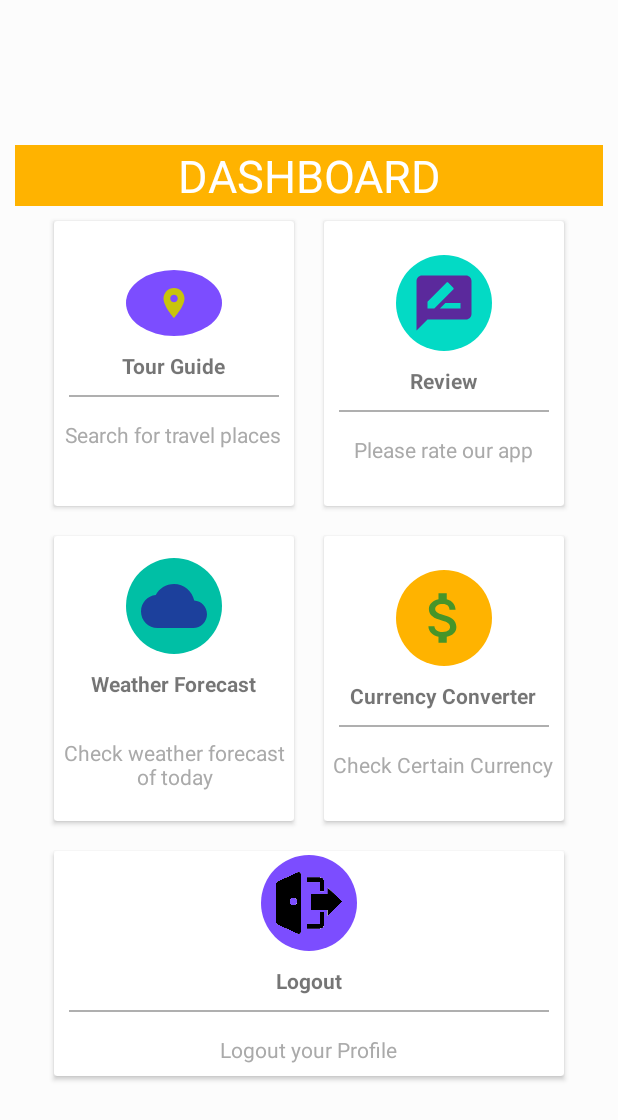
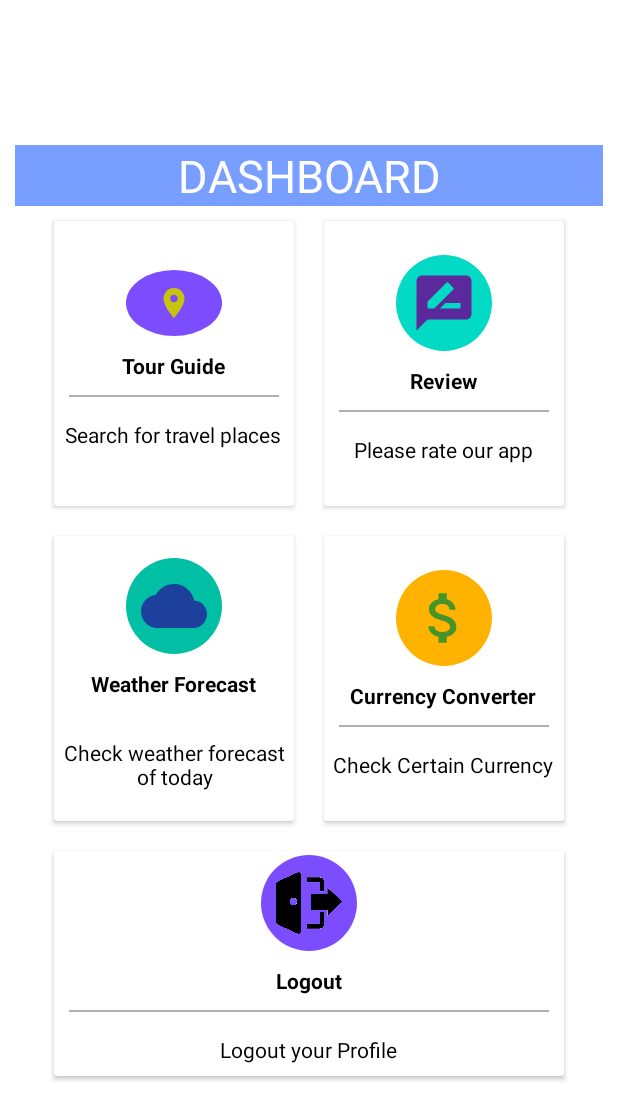
Before and after one commit to NafisAyon/Tourism, an Android app: the layout activity_main_3.xml on its own in the app's theme, with its tools: preview values and no code run, on a phone screen of 412 x 824 dp. Shown: the top 1120 px of the screen. Run offline under Robolectric (Android 15) with nearby library versions, the phone set to English and light mode, and no system bars.

Commit message:
4nd commit

```diff
--- a/app/src/main/res/layout/activity_main.xml
+++ b/app/src/main/res/layout/activity_main.xml
@@ -30,7 +30,7 @@
             android:layout_width="match_parent"
             android:layout_height="wrap_content"
             android:hint="@string/email"
-            android:textColor="@color/colordark" />
+            android:textColor="#000"/>
 
         <EditText
             android:id="@+id/password"
@@ -38,7 +38,7 @@
             android:layout_height="wrap_content"
             android:hint="@string/password"
             android:inputType="textPassword"
-            android:textColor="@color/colordark"/>
+            android:textColor="#000"/>
 
         <Button
             android:id="@+id/loginButton"
--- a/app/src/main/res/layout/activity_main_3.xml
+++ b/app/src/main/res/layout/activity_main_3.xml
@@ -7,7 +7,7 @@
     android:layout_height="match_parent"
     android:orientation="vertical"
     android:padding="10dp"
-    android:background="#fcfcfc"
+    android:background="#fff"
     android:gravity="center"
     android:id="@+id/ll">
     <TextView
@@ -17,7 +17,7 @@
         android:textAlignment="center"
         android:textColor="#fff"
         android:textSize="30dp"
-        android:background="@color/coloryellow"/>
+        android:background="#8A074DFF"/>
     <LinearLayout
         android:clipToPadding="false"
         android:gravity="center"
@@ -48,6 +48,7 @@
                     android:layout_width="wrap_content"
                     android:layout_height="wrap_content"
                     android:textStyle="bold"
+                    android:textColor="#000"
                     android:layout_marginTop="10dp"
                     android:text="Tour Guide"/>
                 <View
@@ -59,9 +60,9 @@
                     android:layout_width="wrap_content"
                     android:layout_height="wrap_content"
                     android:gravity="center"
+                    android:textColor="#000"
                     android:text="Search for travel places"
-                    android:padding="5dp"
-                    android:textColor="@android:color/darker_gray"/>
+                    android:padding="5dp"/>
 
             </LinearLayout>
         </androidx.cardview.widget.CardView>
@@ -88,6 +89,7 @@
                     android:layout_width="wrap_content"
                     android:layout_height="wrap_content"
                     android:textStyle="bold"
+                    android:textColor="#000"
                     android:layout_marginTop="10dp"
                     android:text="Review"/>
                 <View
@@ -101,7 +103,7 @@
                     android:gravity="center"
                     android:text="Please rate our app"
                     android:padding="5dp"
-                    android:textColor="@android:color/darker_gray"/>
+                    android:textColor="#000"/>
 
             </LinearLayout>
         </androidx.cardview.widget.CardView>
@@ -136,6 +138,7 @@
                     android:layout_width="wrap_content"
                     android:layout_height="wrap_content"
                     android:textStyle="bold"
+                    android:textColor="#000"
                     android:layout_marginTop="10dp"
                     android:text="Weather Forecast"/>
                 <View
@@ -147,7 +150,7 @@
                     android:gravity="center"
                     android:text="Check weather forecast of today"
                     android:padding="5dp"
-                    android:textColor="@android:color/darker_gray"/>
+                    android:textColor="#000"/>
 
             </LinearLayout>
         </androidx.cardview.widget.CardView>
@@ -177,6 +180,7 @@
                     android:layout_width="wrap_content"
                     android:layout_height="wrap_content"
                     android:layout_marginTop="10dp"
+                    android:textColor="#000"
                     android:text="Currency Converter"
                     android:textStyle="bold" />
 
@@ -191,7 +195,7 @@
                     android:gravity="center"
                     android:text="Check Certain Currency"
                     android:padding="5dp"
-                    android:textColor="@android:color/darker_gray"/>
+                    android:textColor="#000"/>
 
             </LinearLayout>
         </androidx.cardview.widget.CardView>
@@ -227,6 +231,7 @@
                     android:layout_width="wrap_content"
                     android:layout_height="wrap_content"
                     android:textStyle="bold"
+                    android:textColor="#000"
                     android:layout_marginTop="10dp"
                     android:text="Logout"/>
                 <View
@@ -240,7 +245,7 @@
                     android:gravity="center"
                     android:text="Logout your Profile"
                     android:padding="5dp"
-                    android:textColor="@android:color/darker_gray"/>
+                    android:textColor="#000"/>
 
             </LinearLayout>
         </androidx.cardview.widget.CardView>
--- a/app/src/main/res/layout/activity_sign_up.xml
+++ b/app/src/main/res/layout/activity_sign_up.xml
@@ -97,7 +97,7 @@
         android:layout_marginLeft="50dp"
         android:id="@+id/signupbutton"
         android:layout_marginRight="50dp"
-        android:layout_marginTop="110dp"
+        android:layout_marginTop="50dp"
         android:layout_below="@+id/dateofbirth"
         android:layout_width="match_parent"
         android:layout_height="wrap_content"
--- a/app/src/main/res/values/strings.xml
+++ b/app/src/main/res/values/strings.xml
@@ -1,5 +1,5 @@
 <resources>
-    <string name="app_name">Travel</string>
+    <string name="app_name">Tourism</string>
     <string name="email">Email Address</string>
     <string name="password">Password</string>
 
--- a/app/src/main/res/values/styles.xml
+++ b/app/src/main/res/values/styles.xml
@@ -2,7 +2,7 @@
 <resources>
     <style name="BaseAppTheme" parent="Theme.AppCompat.Light.DarkActionBar">
 
-        <item name="colorPrimary">#FFC107</item>
+        <item name="colorPrimary">#8A074DFF</item>
         <item name="colorPrimaryDark">#000000</item>
         <item name="colorAccent">#045695</item>
     </style>
```
Also changed, not shown: app/src/main/res/layout/currencyconverter.xml (+6 -1 lines).
